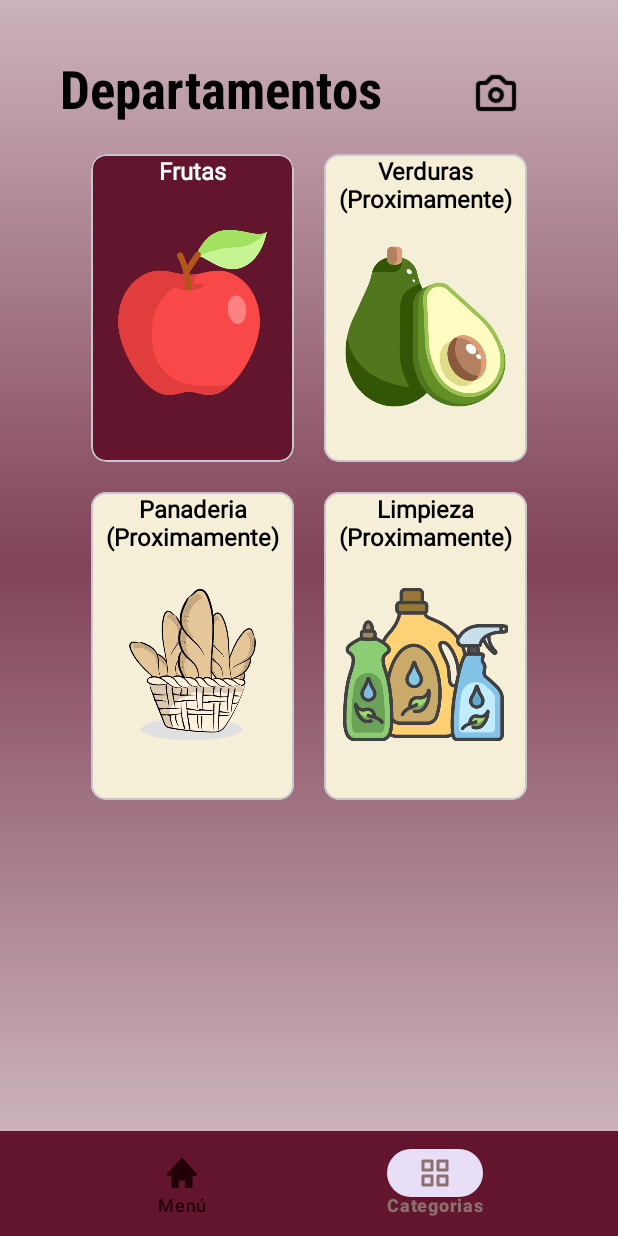
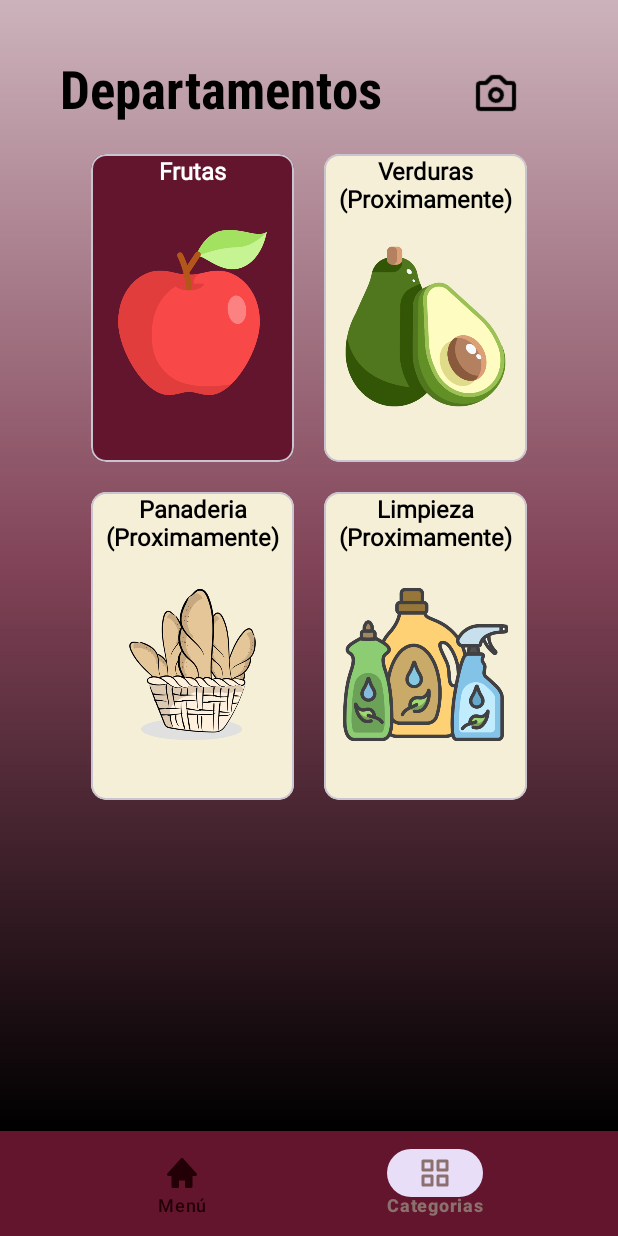
Before and after one commit to JonathanOlivares/Poli-Carrito, an Android app: the CategoriasFragment screen opened through its navigation route, on a phone screen of 412 x 824 dp. Run offline under Robolectric (Android 15) with nearby library versions, the phone set to English and light mode, and no system bars; our stand-ins replace navigation-ui.

```diff
--- a/app/src/main/res/drawable/background_gradient.xml
+++ b/app/src/main/res/drawable/background_gradient.xml
@@ -3,7 +3,7 @@
     xmlns:android="http://schemas.android.com/apk/res/android">
     <gradient
         android:startColor="#814357"
-        android:endColor="#FFFFFF"
+        android:endColor="#000000"
     android:angle="90"
     android:type="linear"
     />
--- a/app/src/main/res/drawable/background_gradient2.xml
+++ b/app/src/main/res/drawable/background_gradient2.xml
@@ -2,7 +2,7 @@
 <shape
     xmlns:android="http://schemas.android.com/apk/res/android">
     <gradient
-        android:startColor="#CCB3BB"
+        android:startColor="#000000"
     android:centerColor="#814357"
     android:endColor="#CCB3BB"
     android:angle="90"
```
